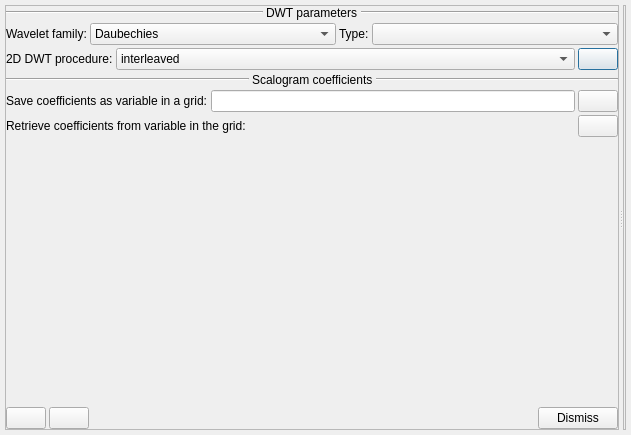
The window that imagejockey/wavelet/wavelettransformdialog.ui (PauloCarvalhoRJ/gammaray) describes before a commit, drawn with Qt 5.
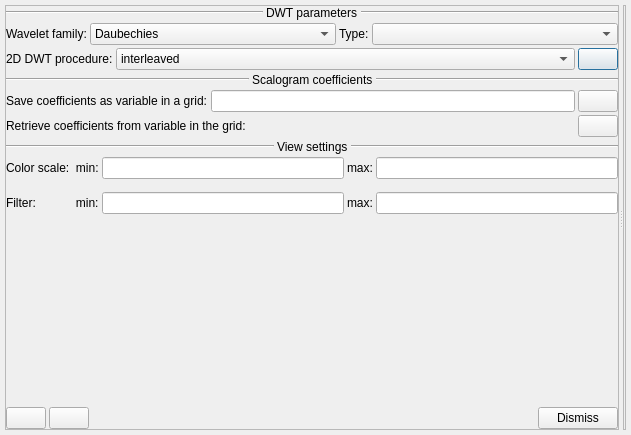
The same window after the commit. Icons and pictures are not drawn.

The edit to the form file:
```diff
--- a/imagejockey/wavelet/wavelettransformdialog.ui
+++ b/imagejockey/wavelet/wavelettransformdialog.ui
@@ -327,6 +327,109 @@
          </item>
         </layout>
        </item>
+       <item>
+        <layout class="QHBoxLayout" name="horizontalLayout_9">
+         <property name="topMargin">
+          <number>0</number>
+         </property>
+         <property name="rightMargin">
+          <number>0</number>
+         </property>
+         <item>
+          <widget class="Line" name="line_6">
+           <property name="sizePolicy">
+            <sizepolicy hsizetype="Expanding" vsizetype="Fixed">
+             <horstretch>0</horstretch>
+             <verstretch>0</verstretch>
+            </sizepolicy>
+           </property>
+           <property name="orientation">
+            <enum>Qt::Horizontal</enum>
+           </property>
+          </widget>
+         </item>
+         <item>
+          <widget class="QLabel" name="label_8">
+           <property name="sizePolicy">
+            <sizepolicy hsizetype="Maximum" vsizetype="Preferred">
+             <horstretch>0</horstretch>
+             <verstretch>0</verstretch>
+            </sizepolicy>
+           </property>
+           <property name="text">
+            <string>View settings</string>
+           </property>
+          </widget>
+         </item>
+         <item>
+          <widget class="Line" name="line_5">
+           <property name="sizePolicy">
+            <sizepolicy hsizetype="Expanding" vsizetype="Fixed">
+             <horstretch>0</horstretch>
+             <verstretch>0</verstretch>
+            </sizepolicy>
+           </property>
+           <property name="orientation">
+            <enum>Qt::Horizontal</enum>
+           </property>
+          </widget>
+         </item>
+        </layout>
+       </item>
+       <item>
+        <layout class="QHBoxLayout" name="horizontalLayout_10">
+         <property name="topMargin">
+          <number>0</number>
+         </property>
+         <item>
+          <widget class="QLabel" name="label_9">
+           <property name="text">
+            <string>Color scale:  min:</string>
+           </property>
+          </widget>
+         </item>
+         <item>
+          <widget class="QLineEdit" name="txtColorScaleMin"/>
+         </item>
+         <item>
+          <widget class="QLabel" name="label_10">
+           <property name="text">
+            <string>max:</string>
+           </property>
+          </widget>
+         </item>
+         <item>
+          <widget class="QLineEdit" name="txtColorScaleMax"/>
+         </item>
+        </layout>
+       </item>
+       <item>
+        <layout class="QHBoxLayout" name="horizontalLayout_11">
+         <property name="topMargin">
+          <number>10</number>
+         </property>
+         <item>
+          <widget class="QLabel" name="label_11">
+           <property name="text">
+            <string>Filter:            min:</string>
+           </property>
+          </widget>
+         </item>
+         <item>
+          <widget class="QLineEdit" name="txtThresholdMin"/>
+         </item>
+         <item>
+          <widget class="QLabel" name="label_12">
+           <property name="text">
+            <string>max:</string>
+           </property>
+          </widget>
+         </item>
+         <item>
+          <widget class="QLineEdit" name="txtThresholdMax"/>
+         </item>
+        </layout>
+       </item>
        <item>
         <spacer name="verticalSpacer">
          <property name="orientation">
```
Left out of the diff: 5 changed lines with no effect on the pictures.
